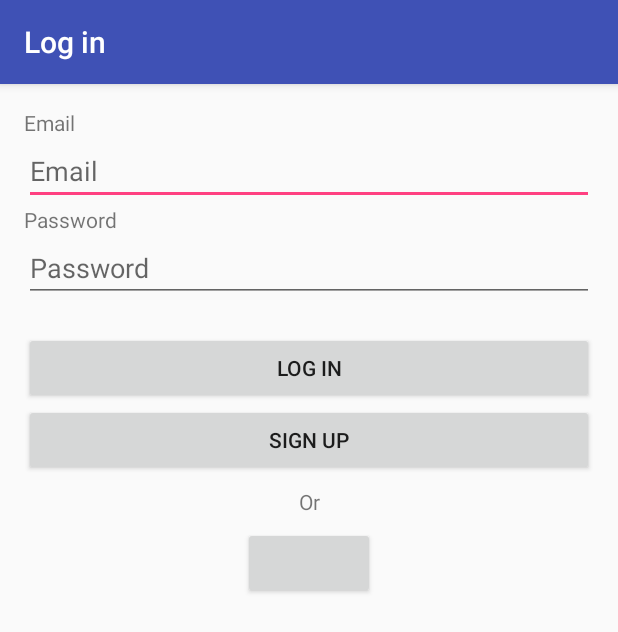
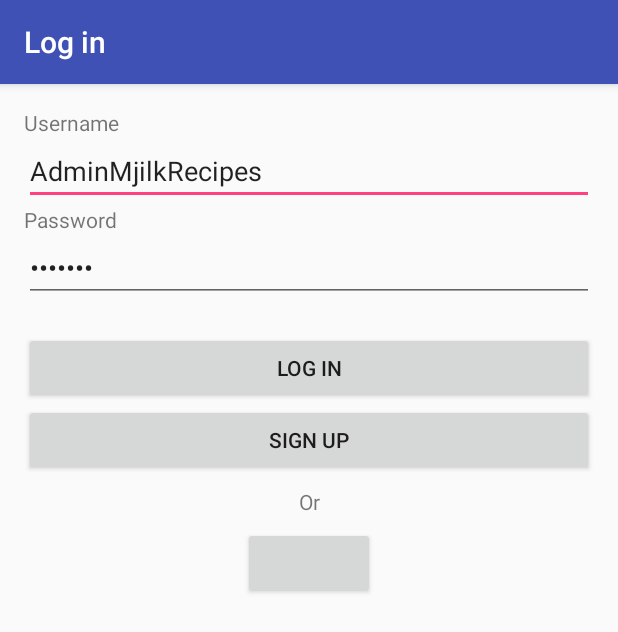
Before and after one commit to ryuhikari/MjilkMjecipes, an Android app: the screen it shows after launch (LogInActivity), on a phone screen of 412 x 824 dp. Shown: the top 632 px of the screen. Run offline under Robolectric (Android 15) with nearby library versions, the phone set to English and light mode, and no system bars; libraries missing offline, so code that uses them is left out: com.facebook, com.facebook.appevents, com.facebook.login; plain views replace LoginButton; 6 statements that could not run were skipped.

Commit message:
WIP Facebook Login,  Finished Normal Userlogin, Added Loadingscreen for login, Added WIP AccountManager

```diff
--- a/app/src/main/AndroidManifest.xml
+++ b/app/src/main/AndroidManifest.xml
@@ -3,6 +3,7 @@
     package="se.ju.taun15a16.group5.mjilkmjecipes">
 
 
+    <uses-permission android:name="android.permission.AUTHENTICATE_ACCOUNTS" />
     <uses-permission android:name="android.permission.INTERNET" />
     <uses-permission android:name="android.permission.ACCESS_NETWORK_STATE" />
 
--- a/app/src/main/java/se/ju/taun15a16/group5/mjilkmjecipes/LogInActivity.java
+++ b/app/src/main/java/se/ju/taun15a16/group5/mjilkmjecipes/LogInActivity.java
@@ -1,19 +1,29 @@
 package se.ju.taun15a16.group5.mjilkmjecipes;
 
 import android.content.Intent;
+import android.os.AsyncTask;
 import android.support.v7.app.AppCompatActivity;
 import android.os.Bundle;
 import android.util.Log;
 import android.view.View;
 import android.widget.Button;
 import android.widget.EditText;
+import android.widget.ProgressBar;
+import android.widget.RelativeLayout;
 import android.widget.Toast;
+import android.util.Base64;
 
 import com.facebook.CallbackManager;
 import com.facebook.FacebookCallback;
 import com.facebook.FacebookException;
 import com.facebook.login.LoginResult;
 import com.facebook.login.widget.LoginButton;
+
+import org.json.JSONException;
+import org.json.JSONObject;
+
+import java.io.UnsupportedEncodingException;
+import java.nio.charset.Charset;
 
 import se.ju.taun15a16.group5.mjilkmjecipes.backend.rest.RESTManager;
 
@@ -26,21 +36,76 @@ public class LogInActivity extends AppCompatActivity {
         super.onCreate(savedInstanceState);
         setContentView(R.layout.activity_log_in);
 
+
+        //TODO: For Debug Only
+        ((EditText)findViewById(R.id.editText_login_username)).setText("AdminMjilkRecipes");
+        ((EditText)findViewById(R.id.editText_login_password)).setText("Admin!1");
+
+
+        RelativeLayout loginBarLayout = (RelativeLayout) findViewById(R.id.layoutLoginBar);
+
         Button btn_login =(Button) findViewById(R.id.button_login_login);
         btn_login.setOnClickListener(view -> {
+
             //TODO: Replace with actual login
-            EditText emailField = (EditText) findViewById(R.id.editText_login__email);
+            EditText usernameField = (EditText) findViewById(R.id.editText_login_username);
             EditText pwField = (EditText) findViewById(R.id.editText_login_password);
-            String email = emailField.getText().toString();
+            String username = usernameField.getText().toString();
             String password = pwField.getText().toString();
 
+            new AsyncTask<String, Void, JSONObject>(){
 
-            //Meanwhile it logs in directly
+
+                @Override
+                protected void onPreExecute() {
+                    loginBarLayout.setVisibility(View.VISIBLE);
+                }
+
+                @Override
+                protected JSONObject doInBackground(String... params) {
+
+                    // If the params are invalid, return immediately.
+                    if(params.length != 2){
+                        this.cancel(true);
+                        return null;
+                    }
                     RESTManager restManager = RESTManager.getInstance();
-            //TODO: Change to JSONObject and then do something with the result
-            Object result = restManager.createLoginToken(email, password);
+                    return restManager.createLoginToken(params[0], params[1]);
+                }
 
+                @Override
+                protected void onPostExecute(JSONObject jsonObject) {
+
+
+                    try {
+                        String token = jsonObject.getString("access_token");
+                        Log.d("Login","RAW JSON Login-Token: " + jsonObject.toString());
+                        String[] tokenPieces = token.split("\\.");
+                        Log.d("Login","Encoded Token Header: " + tokenPieces[0]);
+                        Log.d("Login","Encoded Token Payload: " + tokenPieces[1]);
+                        Log.d("Login","Encoded Token Signature: " + tokenPieces[2]);
+                        byte[] decodedTokenHeaderRAW = Base64.decode(tokenPieces[0], Base64.DEFAULT);
+                        byte[] decodedTokenClaimsRAW = Base64.decode(tokenPieces[1], Base64.DEFAULT);
+
+                        String decodedTokenHeader = new String(decodedTokenHeaderRAW, Charset.forName("UTF-8"));
+                        String decodedTokenClaims = new String(decodedTokenClaimsRAW, Charset.forName("UTF-8"));
+                        Log.d("Login","Decoded Token Header: " + decodedTokenHeader);
+                        Log.d("Login","Decoded Token Payload: " + decodedTokenClaims);
+
+
+                    } catch (JSONException e) {
+                        e.printStackTrace();
+                    }
+
+                    loginBarLayout.setVisibility(View.GONE);
                     launchMainMenuActivity(null);
+                }
+
+                @Override
+                protected void onCancelled(JSONObject jsonObject) {
+                    loginBarLayout.setVisibility(View.GONE);
+                }
+            }.execute(username, password);
         });
 
         Button btn_signup =(Button) findViewById(R.id.button_login_signup);
@@ -53,13 +118,58 @@ public class LogInActivity extends AppCompatActivity {
             @Override
             public void onSuccess(LoginResult loginResult) {
 
+                Log.d("Login-FB","Facebook-Token: " + loginResult.getAccessToken().getToken());
+
+
+                new AsyncTask<String, Void, JSONObject>() {
+
+                    @Override
+                    protected void onPreExecute() {
+                        loginBarLayout.setVisibility(View.VISIBLE);
+                    }
+
+                    @Override
+                    protected JSONObject doInBackground(String... params) {
                         RESTManager restManager = RESTManager.getInstance();
-                //TODO: Change to JSONObject and then do something with the result
-                Object result = restManager.createLoginTokenFacebook(loginResult.getAccessToken().getToken());
+                        return restManager.createLoginTokenFacebook(loginResult.getAccessToken().getToken());
+                    }
+
+                    @Override
+                    protected void onPostExecute(JSONObject jsonObject) {
+
+                        //TODO: Make working!
+                        /*try {
+                            String token = jsonObject.getString("access_token");
+                            Log.d("Login-FB", jsonObject.toString());
+                            String[] tokenPieces = token.split("\\.");
+                            Log.d("Login-FB","Encoded Token Header: " + tokenPieces[0]);
+                            Log.d("Login-FB","Encoded Token Payload: " + tokenPieces[1]);
+                            Log.d("Login-FB","Encoded Token Signature: " + tokenPieces[2]);
+                            byte[] decodedTokenHeaderRAW = Base64.decode(tokenPieces[0], Base64.DEFAULT);
+                            byte[] decodedTokenClaimsRAW = Base64.decode(tokenPieces[1], Base64.DEFAULT);
+
+                            String decodedTokenHeader = new String(decodedTokenHeaderRAW, Charset.forName("UTF-8"));
+                            String decodedTokenClaims = new String(decodedTokenClaimsRAW, Charset.forName("UTF-8"));
+                            Log.d("Login-FB","Decoded Token Header: " + decodedTokenHeader);
+                            Log.d("Login-FB","Decoded Token Payload: " + decodedTokenClaims);
+
+
+                        } catch (JSONException e) {
+                            e.printStackTrace();
+                        }*/
 
                         Log.d("Login", "Successfully Login in via Facebook: " + loginResult.getAccessToken().getToken());
+                        loginBarLayout.setVisibility(View.GONE);
                         Toast.makeText(getApplicationContext(), R.string.facebook_login_successful_notify, Toast.LENGTH_SHORT).show();
                         launchMainMenuActivity(null);
+                    }
+
+                    @Override
+                    protected void onCancelled(JSONObject jsonObject) {
+                        loginBarLayout.setVisibility(View.GONE);
+                    }
+
+                }.execute(loginResult.getAccessToken().getToken());
             }
 
             @Override
--- a/app/src/main/java/se/ju/taun15a16/group5/mjilkmjecipes/SplashActivity.java
+++ b/app/src/main/java/se/ju/taun15a16/group5/mjilkmjecipes/SplashActivity.java
@@ -1,5 +1,6 @@
 package se.ju.taun15a16.group5.mjilkmjecipes;
 
+import android.accounts.AccountManager;
 import android.content.Intent;
 import android.os.Bundle;
 import android.support.v7.app.AppCompatActivity;
@@ -16,6 +17,9 @@ public class SplashActivity extends AppCompatActivity {
         FacebookSdk.sdkInitialize(getApplicationContext());
         AppEventsLogger.activateApp(getApplication());
 
+        AccountManager am = AccountManager.get(this);
+
+
         Intent intent = new Intent(this, LogInActivity.class);
         startActivity(intent);
         finish();
--- a/app/src/main/res/layout/activity_log_in.xml
+++ b/app/src/main/res/layout/activity_log_in.xml
@@ -11,19 +11,44 @@
     tools:context="se.ju.taun15a16.group5.mjilkmjecipes.LogInActivity"
     android:orientation="vertical">
 
+
+    <RelativeLayout
+        android:layout_width="match_parent"
+        android:layout_height="match_parent"
+        android:id="@+id/layoutLoginBar"
+        android:visibility="gone">
+
+        <ProgressBar
+            style="@style/Widget.AppCompat.ProgressBar"
+            android:layout_width="100dp"
+            android:id="@+id/loginProgressBar"
+            android:layout_centerVertical="true"
+            android:layout_centerHorizontal="true"
+            android:layout_height="100dp" />
+
+        <TextView
+            android:text="@string/text_logging_in"
+            android:layout_width="wrap_content"
+            android:layout_height="wrap_content"
+            android:layout_below="@+id/loginProgressBar"
+            android:layout_centerHorizontal="true"
+            android:id="@+id/textViewLoggingIn"
+            android:textSize="24sp" />
+    </RelativeLayout>
+
     <TextView
-        android:text="@string/text_login_email"
+        android:text="@string/text_login_username"
         android:layout_width="match_parent"
         android:layout_height="wrap_content"
-        android:id="@+id/textView_login_email" />
+        android:id="@+id/textView_login_username" />
 
     <EditText
         android:layout_width="match_parent"
         android:layout_height="wrap_content"
-        android:inputType="textEmailAddress"
         android:ems="10"
-        android:id="@+id/editText_login__email"
-        android:hint="@string/text_login_email" />
+        android:id="@+id/editText_login_username"
+        android:hint="@string/text_login_username"
+        android:inputType="text" />
 
     <TextView
         android:text="@string/text_login_password"
@@ -67,4 +92,5 @@
         android:layout_height="wrap_content"
         android:layout_gravity="center_horizontal"
         />
+
 </LinearLayout>
--- a/app/src/main/res/values/strings.xml
+++ b/app/src/main/res/values/strings.xml
@@ -19,7 +19,7 @@
     <!-- Log In -->
     <string name="btn_login_login">Log In</string>
     <string name="btn_login_signup">Sign Up</string>
-    <string name="text_login_email">Email</string>
+    <string name="text_login_username">Username</string>
     <string name="text_login_password">Password</string>
 
     <!-- Facebook -->
@@ -58,5 +58,7 @@
     <string name="recipe_steps_content" translatable="false">Lorem ipsum</string>
     <string name="comment_username">Username</string>
     <string name="comment_content" translatable="false">I am a testcomment</string>
+    <string name="text_login_email">Email</string>
+    <string name="text_logging_in">Logging In</string>
 
 </resources>
```
Also changed, not shown: app/src/main/java/se/ju/taun15a16/group5/mjilkmjecipes/backend/AccountManager.java (added, +20 -0 lines), app/src/main/java/se/ju/taun15a16/group5/mjilkmjecipes/backend/rest/RESTManager.java (+145 -4 lines), 1 other file. Lines whose indentation alone changed are shown as unchanged.
